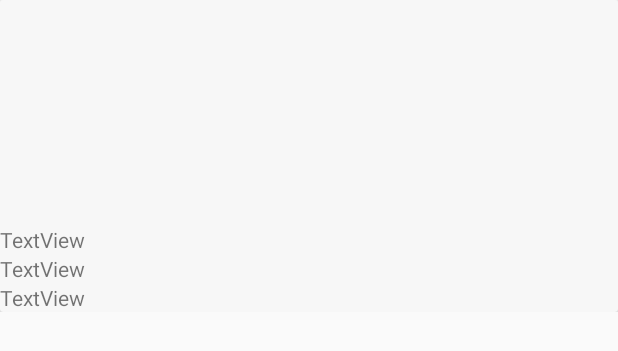
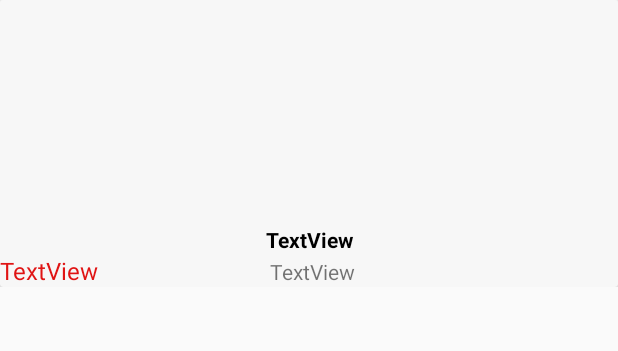
Before and after one commit to bikerlfh/Android-ShopNeubs, an Android app: the layout card_layout.xml on its own in the app's theme, with its tools: preview values and no code run, on a phone screen of 412 x 824 dp. Shown: the top 351 px of the screen. Run offline under Robolectric (Android 15) with nearby library versions, the phone set to English and light mode, and no system bars; network calls fail.

Commit message:
Estilo Card_layout

```diff
--- a/app/src/main/java/co/com/neubs/shopneubs/adapters/ProductoAdapter.java
+++ b/app/src/main/java/co/com/neubs/shopneubs/adapters/ProductoAdapter.java
@@ -1,6 +1,7 @@
 package co.com.neubs.shopneubs.adapters;
 
 import android.content.Context;
+import android.graphics.Paint;
 import android.support.design.widget.Snackbar;
 import android.support.v7.widget.RecyclerView;
 import android.util.Log;
@@ -55,8 +56,9 @@ public class ProductoAdapter extends RecyclerView.Adapter<ProductoAdapter.Produc
             nombre_producto = (TextView)itemView.findViewById(R.id.txt_nombre_producto);
             precio = (TextView)itemView.findViewById(R.id.txt_precio);
             oferta = (TextView)itemView.findViewById(R.id.txt_precio_anterior);
+            //Estilo Texto strikethrough
+            oferta.setPaintFlags(precio.getPaintFlags()| Paint.STRIKE_THRU_TEXT_FLAG);
             context = itemView.getContext();
-
 
         }
 
@@ -65,11 +67,11 @@ public class ProductoAdapter extends RecyclerView.Adapter<ProductoAdapter.Produc
             nombre_producto.setText(producto.getNombre());
             if (saldoInventario.getPrecioOferta() > 0){
 
-                oferta.setText(String.format("%.00f",saldoInventario.getPrecioVentaUnitario()));
-                precio.setText(String.format("%.00f",saldoInventario.getPrecioOferta()));
+                oferta.setText(String.format("$%.00f", saldoInventario.getPrecioVentaUnitario()));
+                precio.setText(String.format("$%.00f", saldoInventario.getPrecioOferta()));
             }
             else{
-                precio.setText(String.format("%.00f",saldoInventario.getPrecioVentaUnitario()));
+                precio.setText(String.format("$%.00f",saldoInventario.getPrecioVentaUnitario()));
                 oferta.setVisibility(View.GONE);
             }
             // Se obtiene la imagen y se guarda en el cache
--- a/app/src/main/res/layout/card_layout.xml
+++ b/app/src/main/res/layout/card_layout.xml
@@ -1,6 +1,7 @@
 <?xml version="1.0" encoding="utf-8"?>
 <LinearLayout xmlns:android="http://schemas.android.com/apk/res/android"
     xmlns:app="http://schemas.android.com/apk/res-auto"
+    xmlns:tools="http://schemas.android.com/tools"
     android:layout_width="match_parent"
     android:layout_height="wrap_content">
 
@@ -35,29 +36,36 @@
                 android:layout_alignParentEnd="true"
                 android:layout_alignParentStart="true"
                 android:layout_below="@+id/img_producto"
+                android:ellipsize="end"
                 android:gravity="center_vertical"
-                android:ellipsize="end"
                 android:maxLines="1"
-                android:text="TextView"
-                />
-
-            <TextView
-                android:id="@+id/txt_precio_anterior"
-                android:layout_width="match_parent"
-                android:layout_height="wrap_content"
-                android:layout_alignParentStart="true"
-                android:layout_below="@+id/txt_nombre_producto"
-                android:gravity="center_vertical"
+                android:textStyle="bold"
+                android:textAlignment="center"
+                android:textColor="@color/colorPrimaryDark"
                 android:text="TextView" />
 
             <TextView
                 android:id="@+id/txt_precio"
+                android:layout_width="180dp"
+                android:layout_height="wrap_content"
+                android:gravity="center_vertical"
+                android:text="TextView"
+                android:textColor="@color/colorPrecio"
+                android:textSize="16sp"
+                android:layout_below="@+id/txt_nombre_producto"
+                android:layout_alignParentStart="true" />
+
+            <TextView
+                android:id="@+id/txt_precio_anterior"
                 android:layout_width="wrap_content"
                 android:layout_height="wrap_content"
+                android:layout_alignBaseline="@+id/txt_precio"
+                android:layout_alignBottom="@+id/txt_precio"
+                android:layout_alignParentEnd="true"
+                android:layout_toEndOf="@+id/txt_precio"
+                android:gravity="center_vertical"
                 android:text="TextView"
-                android:layout_alignParentStart="true"
-                android:layout_below="@+id/txt_precio_anterior"
-                android:layout_alignParentEnd="true" />
+                android:textAppearance="?android:attr/textAppearanceSmall" />
 
         </RelativeLayout>
 
--- a/app/src/main/res/values/colors.xml
+++ b/app/src/main/res/values/colors.xml
@@ -8,4 +8,5 @@
     <color name="colorSecundary">#ff5722</color>
     <color name="colorBackground">#E0E0E0</color>
     <color name="colorBackgroundCardView">#f7f7f7</color>
+    <color name="colorPrecio">#e01414</color>
 </resources>
--- a/app/src/main/res/values/strings.xml
+++ b/app/src/main/res/values/strings.xml
@@ -34,4 +34,5 @@
     <string name="msg_no_internet">No Internet connection available. Press ok to reload</string>
     <string name="title_no_internet">No Internet Connection</string>
     <string name="msg_sincronizando_datos">Synchronizing</string>
+
 </resources>
```
